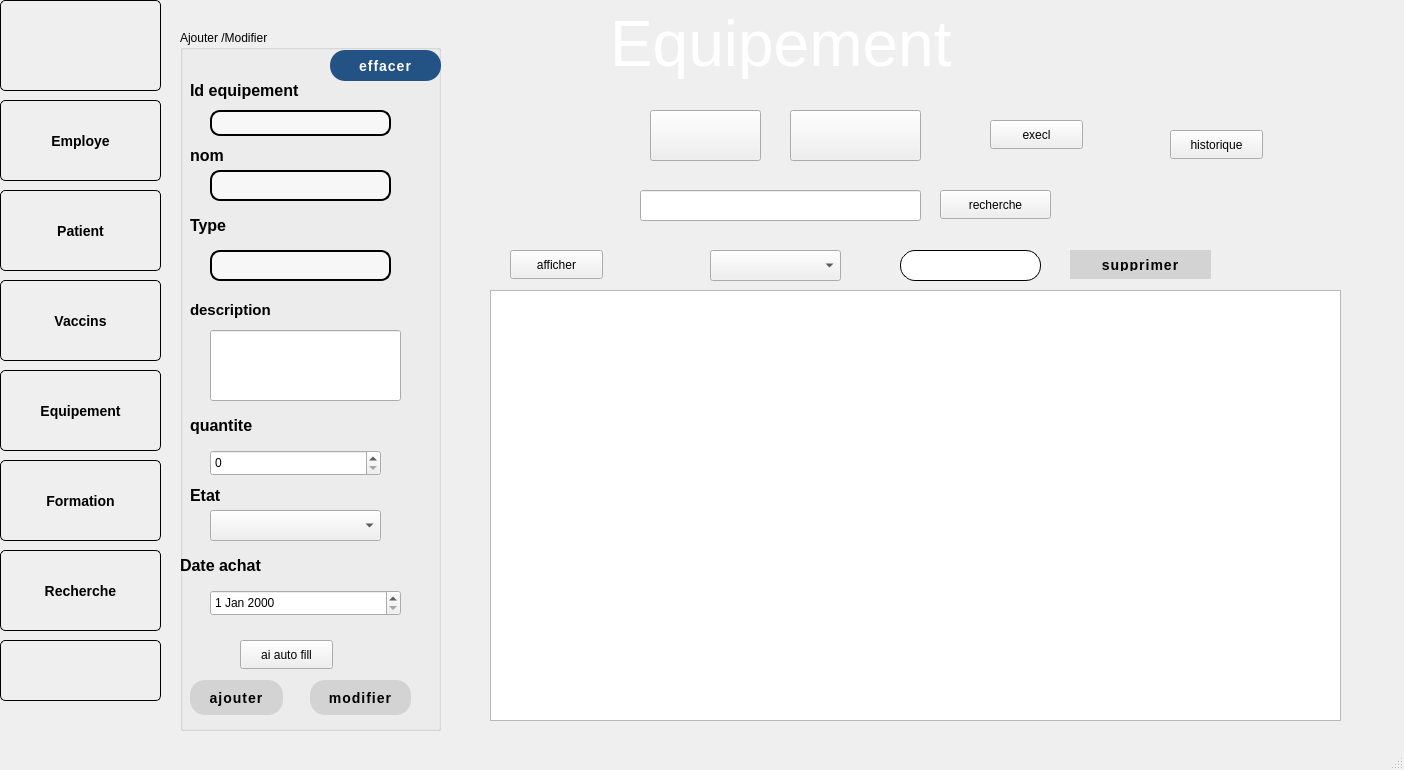
First picture: the form in mainwindow.ui, repository Sahar231/projetcpp, before the edit.
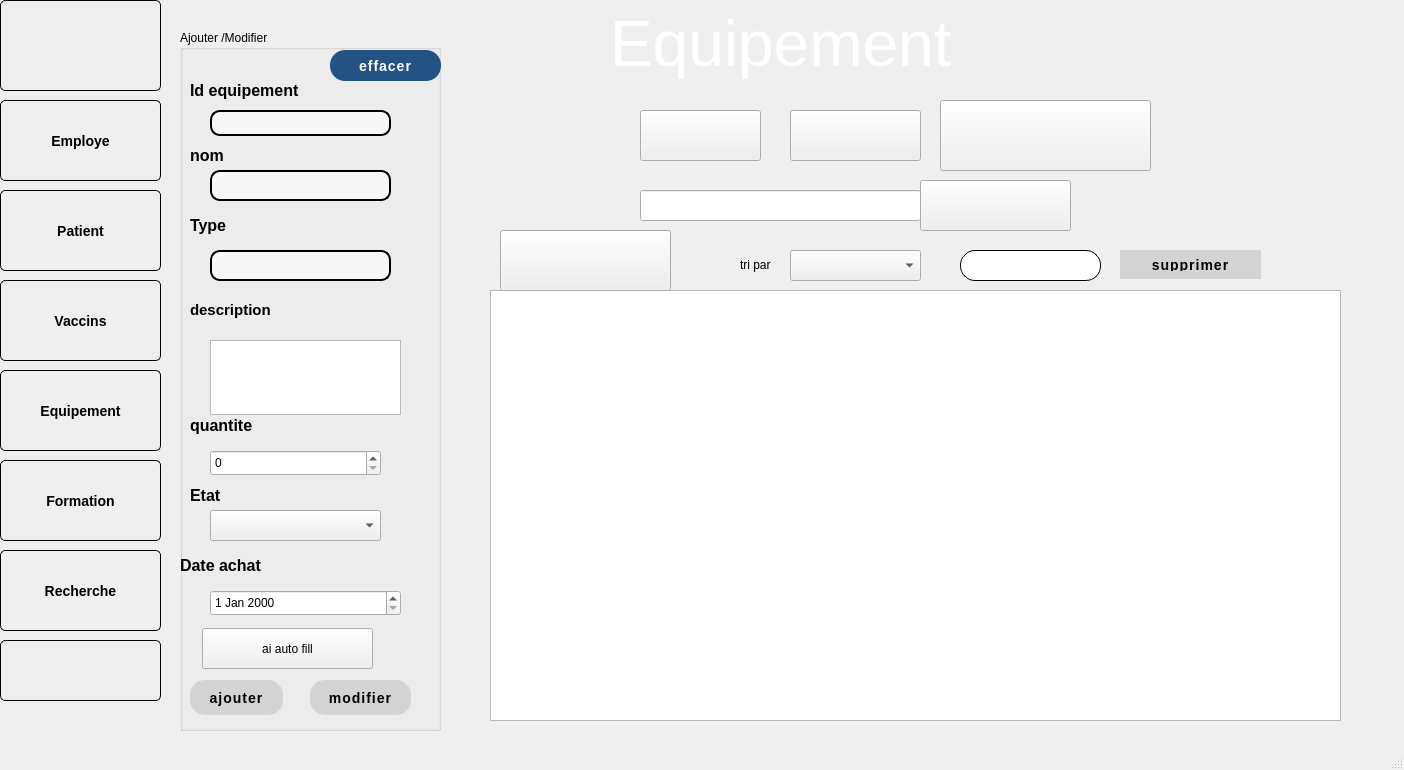
Second picture: the form after the edit.

Patch:
```diff
--- a/mainwindow.ui
+++ b/mainwindow.ui
@@ -462,29 +462,29 @@
       <string>effacer</string>
      </property>
     </widget>
-    <widget class="QLineEdit" name="lineEdit_3">
-     <property name="geometry">
-      <rect>
-       <x>30</x>
-       <y>300</y>
-       <width>191</width>
-       <height>71</height>
-      </rect>
-     </property>
-    </widget>
     <widget class="QPushButton" name="autoFillButton">
      <property name="geometry">
       <rect>
-       <x>60</x>
-       <y>610</y>
-       <width>93</width>
-       <height>29</height>
+       <x>22</x>
+       <y>598</y>
+       <width>171</width>
+       <height>41</height>
       </rect>
      </property>
      <property name="text">
       <string>ai auto fill</string>
      </property>
     </widget>
+    <widget class="QTextEdit" name="textEdit">
+     <property name="geometry">
+      <rect>
+       <x>30</x>
+       <y>310</y>
+       <width>191</width>
+       <height>75</height>
+      </rect>
+     </property>
+    </widget>
    </widget>
    <widget class="QTableView" name="tableView">
     <property name="geometry">
@@ -541,7 +541,7 @@
    <widget class="QComboBox" name="trier">
     <property name="geometry">
      <rect>
-      <x>710</x>
+      <x>790</x>
       <y>250</y>
       <width>131</width>
       <height>31</height>
@@ -574,7 +574,7 @@
    <widget class="QLineEdit" name="supprimer">
     <property name="geometry">
      <rect>
-      <x>900</x>
+      <x>960</x>
       <y>250</y>
       <width>141</width>
       <height>31</height>
@@ -884,9 +884,9 @@
    <widget class="QPushButton" name="pdf_2">
     <property name="geometry">
      <rect>
-      <x>650</x>
+      <x>640</x>
       <y>110</y>
-      <width>111</width>
+      <width>121</width>
       <height>51</height>
      </rect>
     </property>
@@ -900,7 +900,7 @@
    <widget class="QPushButton" name="pushButton_2">
     <property name="geometry">
      <rect>
-      <x>1070</x>
+      <x>1120</x>
       <y>250</y>
       <width>141</width>
       <height>29</height>
@@ -944,56 +944,59 @@
      <string>supprimer</string>
     </property>
    </widget>
-   <widget class="QPushButton" name="recherche_2">
+   <widget class="QPushButton" name="rechercher">
+    <property name="geometry">
+     <rect>
+      <x>920</x>
+      <y>180</y>
+      <width>151</width>
+      <height>51</height>
+     </rect>
+    </property>
+    <property name="text">
+     <string/>
+    </property>
+   </widget>
+   <widget class="QPushButton" name="historique">
     <property name="geometry">
      <rect>
       <x>940</x>
-      <y>190</y>
-      <width>111</width>
-      <height>29</height>
+      <y>100</y>
+      <width>211</width>
+      <height>71</height>
      </rect>
     </property>
     <property name="text">
-     <string>recherche</string>
+     <string/>
     </property>
    </widget>
    <widget class="QPushButton" name="pushButton_6">
     <property name="geometry">
      <rect>
-      <x>990</x>
-      <y>120</y>
-      <width>93</width>
-      <height>29</height>
+      <x>500</x>
+      <y>230</y>
+      <width>171</width>
+      <height>61</height>
      </rect>
     </property>
     <property name="text">
-     <string>execl</string>
+     <string/>
     </property>
    </widget>
-   <widget class="QPushButton" name="pushButton_7">
+   <widget class="QLabel" name="label_5">
     <property name="geometry">
      <rect>
-      <x>1170</x>
-      <y>130</y>
-      <width>93</width>
-      <height>29</height>
-     </rect>
-    </property>
-    <property name="text">
-     <string>historique</string>
-    </property>
-   </widget>
-   <widget class="QPushButton" name="pushButton">
-    <property name="geometry">
-     <rect>
-      <x>510</x>
+      <x>740</x>
       <y>250</y>
-      <width>93</width>
-      <height>29</height>
+      <width>81</width>
+      <height>31</height>
      </rect>
     </property>
+    <property name="styleSheet">
+     <string notr="true">font: italic 9pt &quot;Comic Sans MS&quot;;</string>
+    </property>
     <property name="text">
-     <string>afficher</string>
+     <string>&lt;html&gt;&lt;head/&gt;&lt;body&gt;&lt;p&gt;tri par&lt;/p&gt;&lt;/body&gt;&lt;/html&gt;</string>
     </property>
    </widget>
   </widget>
```
Left out of the diff: 2 changed lines with no effect on the pictures.
